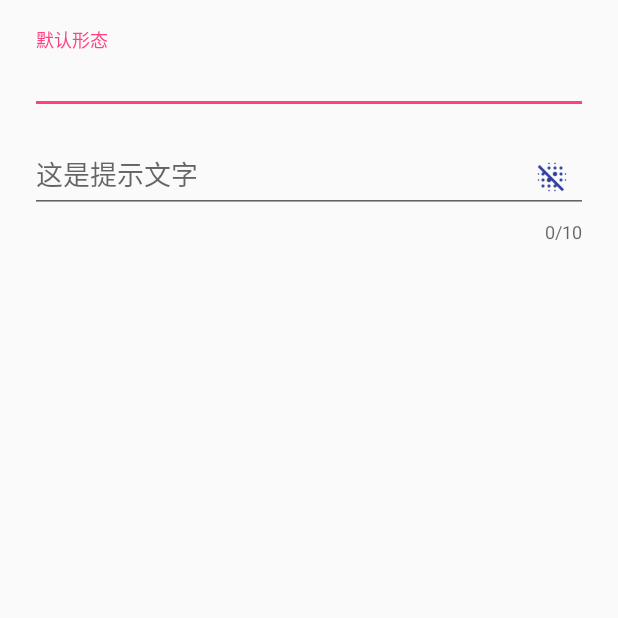
After one commit to AngleLong/NewMaterialDesign, an Android app: the InputActivity screen opened directly, with no data from a screen before it, on a phone screen of 412 x 824 dp, the top half of it. The commit adds this screen. Run offline under Robolectric (Android 15) with nearby library versions, the phone set to English and light mode, and no system bars.

Commit message:
'添加了TextInputLayout和TextInputEditText的使用'

```diff
--- a/app/src/main/AndroidManifest.xml
+++ b/app/src/main/AndroidManifest.xml
@@ -38,7 +38,8 @@
         <activity android:name=".material.AppBarLayoutActivity" />
         <activity android:name=".tablayout.TabLayoutActivity" />
         <activity android:name=".tablayout.NewTabLayoutActivity" />
-        <activity android:name=".cardView.CardViewActivity"></activity>
+        <activity android:name=".cardView.CardViewActivity" />
+        <activity android:name=".input.InputActivity" />
     </application>
 
 </manifest>
--- a/app/src/main/java/com/jinlong/newmaterialdesign/MainActivity.java
+++ b/app/src/main/java/com/jinlong/newmaterialdesign/MainActivity.java
@@ -10,6 +10,7 @@ import com.jinlong.newmaterialdesign.animation.TransitionManagerActivity;
 import com.jinlong.newmaterialdesign.behavior.BehaviorActivity;
 import com.jinlong.newmaterialdesign.cardView.CardViewActivity;
 import com.jinlong.newmaterialdesign.fab.FABActivity;
+import com.jinlong.newmaterialdesign.input.InputActivity;
 import com.jinlong.newmaterialdesign.material.AppBarLayoutActivity;
 import com.jinlong.newmaterialdesign.material.MaterialActivity;
 import com.jinlong.newmaterialdesign.material.SupperMaterialActivity;
@@ -118,4 +119,12 @@ public class MainActivity extends AppCompatActivity {
         Intent intent = new Intent(this, CardViewActivity.class);
         startActivity(intent);
     }
+
+    /**
+     * CardView的使用
+     */
+    public void textInputLayout(View view) {
+        Intent intent = new Intent(this, InputActivity.class);
+        startActivity(intent);
+    }
 }
--- /dev/null
+++ b/app/src/main/java/com/jinlong/newmaterialdesign/input/InputActivity.java
@@ -0,0 +1,18 @@
+package com.jinlong.newmaterialdesign.input;
+
+import android.support.design.widget.TextInputLayout;
+import android.support.v7.app.AppCompatActivity;
+import android.os.Bundle;
+
+import com.jinlong.newmaterialdesign.R;
+
+public class InputActivity extends AppCompatActivity {
+
+    @Override
+    protected void onCreate(Bundle savedInstanceState) {
+        super.onCreate(savedInstanceState);
+        setContentView(R.layout.activity_input);
+
+        TextInputLayout til2 = findViewById(R.id.til2);
+    }
+}
--- /dev/null
+++ b/app/src/main/res/drawable/select_pwd_visible.xml
@@ -0,0 +1,5 @@
+<?xml version="1.0" encoding="utf-8"?>
+<selector xmlns:android="http://schemas.android.com/apk/res/android">
+    <item android:drawable="@mipmap/ic_blur_on_white_48dp" android:state_checked="true" />
+    <item android:drawable="@mipmap/ic_blur_off_white_48dp" android:state_checked="false" />
+</selector>
--- /dev/null
+++ b/app/src/main/res/drawable/select_tint_visible.xml
@@ -0,0 +1,5 @@
+<?xml version="1.0" encoding="utf-8"?>
+<selector xmlns:android="http://schemas.android.com/apk/res/android">
+    <item android:color="@color/colorAccent" android:state_checked="true" />
+    <item android:color="@color/colorPrimaryDark" android:state_checked="false" />
+</selector>
--- /dev/null
+++ b/app/src/main/res/layout/activity_input.xml
@@ -0,0 +1,47 @@
+<?xml version="1.0" encoding="utf-8"?>
+<LinearLayout xmlns:android="http://schemas.android.com/apk/res/android"
+    xmlns:app="http://schemas.android.com/apk/res-auto"
+    xmlns:tools="http://schemas.android.com/tools"
+    android:layout_width="match_parent"
+    android:layout_height="match_parent"
+    android:orientation="vertical"
+    android:padding="20dp"
+    tools:context=".input.InputActivity">
+
+
+    <!--输入1-->
+    <android.support.design.widget.TextInputLayout
+        android:id="@+id/til1"
+        android:layout_width="match_parent"
+        android:layout_height="wrap_content"
+        android:hint="默认形态">
+
+        <android.support.design.widget.TextInputEditText
+            android:layout_width="match_parent"
+            android:layout_height="wrap_content" />
+
+    </android.support.design.widget.TextInputLayout>
+
+    <android.support.design.widget.TextInputLayout
+        android:id="@+id/til2"
+        android:layout_width="match_parent"
+        android:layout_height="wrap_content"
+        android:hint="这是提示文字"
+        app:counterEnabled="true"
+        app:counterMaxLength="10"
+        app:errorEnabled="true"
+        app:hintTextAppearance="@style/TextInputLayoutStyle"
+        android:background="@android:color/transparent"
+        app:layout_constraintTop_toTopOf="parent"
+        app:passwordToggleTint="@drawable/select_tint_visible"
+        app:passwordToggleDrawable="@drawable/select_pwd_visible"
+        app:passwordToggleEnabled="true"
+        app:passwordToggleTintMode="multiply">
+
+        <android.support.design.widget.TextInputEditText
+            android:layout_width="match_parent"
+            android:layout_height="wrap_content"
+            android:inputType="textPassword" />
+
+    </android.support.design.widget.TextInputLayout>
+</LinearLayout>
--- a/app/src/main/res/layout/activity_main.xml
+++ b/app/src/main/res/layout/activity_main.xml
@@ -112,6 +112,13 @@
                 android:layout_height="wrap_content"
                 android:onClick="cardView"
                 android:text="cardView的使用" />
+
+            <Button
+                android:layout_width="match_parent"
+                android:layout_height="wrap_content"
+                android:onClick="textInputLayout"
+                android:text="TextInputLayout的使用" />
+
         </LinearLayout>
     </android.support.v4.widget.NestedScrollView>
 </android.support.design.widget.CoordinatorLayout>
--- a/app/src/main/res/values/styles.xml
+++ b/app/src/main/res/values/styles.xml
@@ -93,8 +93,10 @@
         <item name="android:textAllCaps">false</item>
     </style>
 
-    <!--<style name="TextAppearance.Holo.Large" parent="TextAppearance.Large" />-->
-    <!--<style name="TextAppearance.Holo.Medium"parent="TextAppearance.Medium"/>-->
-    <!--<style name="TextAppearance.Holo.Small" parent="TextAppearance.Small" />-->
-
+    <!--TextInputLayout的文字修改-->
+    <style name="TextInputLayoutStyle">
+        <item name="android:textSize">20sp</item>
+        <!--这个是控制你输入的字母大小写的！-->
+        <item name="android:textColor">#91452e</item>
+    </style>
 </resources>
```
Also changed, not shown: app/src/main/res/mipmap-xhdpi/bg.png (added), app/src/main/res/mipmap-xhdpi/ic_blur_linear_white_24dp.png (added), app/src/main/res/mipmap-xhdpi/ic_blur_off_white_24dp.png (added), app/src/main/res/mipmap-xhdpi/ic_blur_off_white_36dp.png (added), app/src/main/res/mipmap-xhdpi/ic_blur_off_white_48dp.png (added), app/src/main/res/mipmap-xhdpi/ic_blur_on_white_36dp.png (added), app/src/main/res/mipmap-xhdpi/ic_blur_on_white_48dp.png (added), app/src/main/res/mipmap-xhdpi/ic_flash_auto_white_24dp.png (added), app/src/main/res/mipmap-xhdpi/ic_flash_off_white_24dp.png (added).
